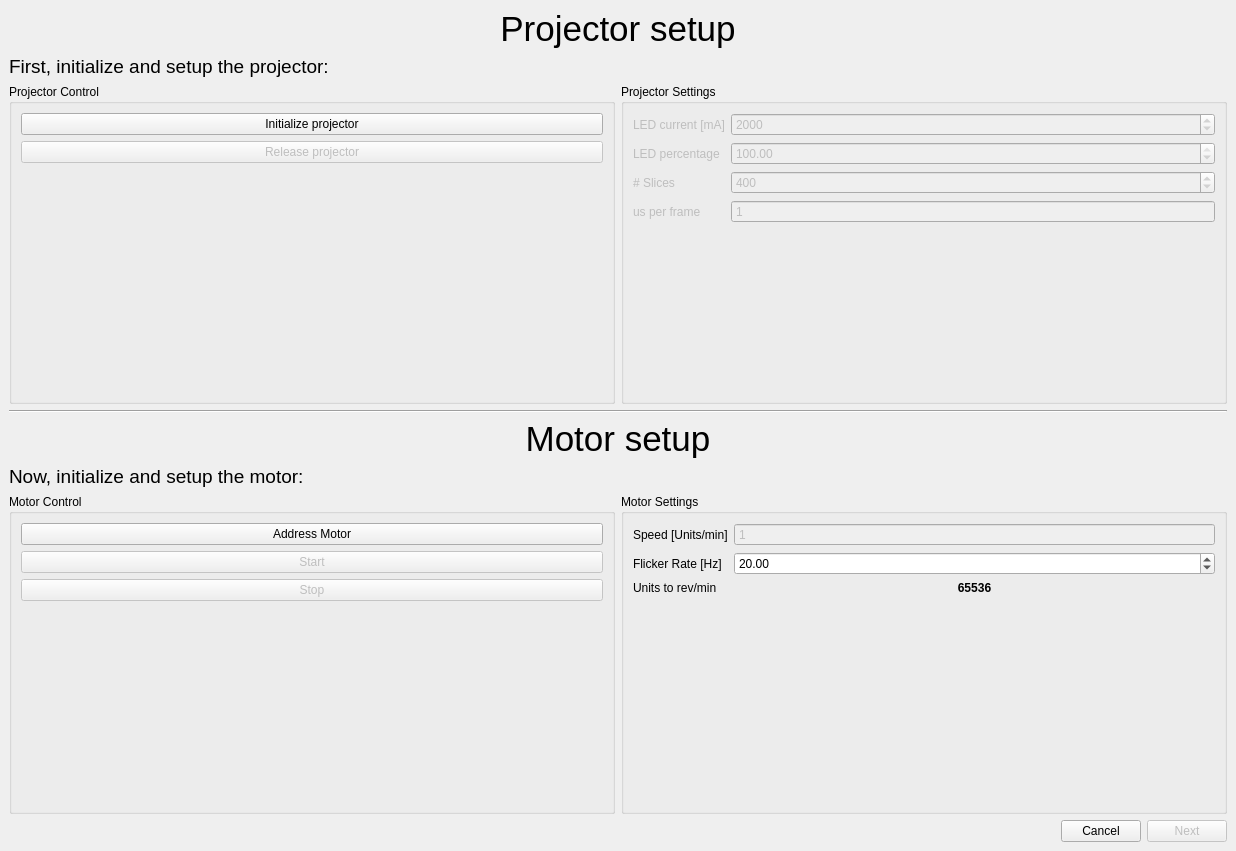
This is src/StackedWidget.ui in CarloNicolini/Volvux as Qt 5 draws it before an edit. The edited form follows.
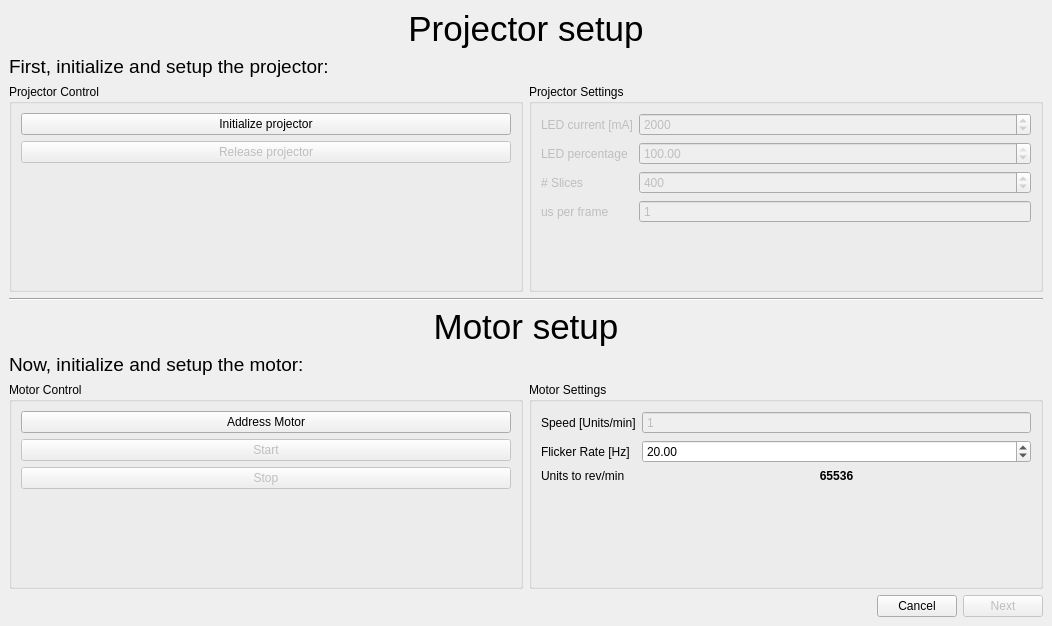
This is the edited form. The open tabs and pages were chosen to show the change. Custom widgets are drawn as their Qt base class.

Commit message: fixed problem with next button

```diff
--- a/src/StackedWidget.ui
+++ b/src/StackedWidget.ui
@@ -6,8 +6,8 @@
    <rect>
     <x>0</x>
     <y>0</y>
-    <width>1236</width>
-    <height>851</height>
+    <width>1052</width>
+    <height>626</height>
    </rect>
   </property>
   <property name="windowTitle">
```
Left out of the diff: 4 changed lines with no effect on the pictures. The commit also changes 5 other files.
